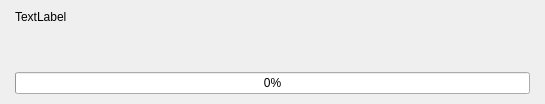
This is Editor/Dialogs/dialogprogress.ui in RPG-Paper-Maker/RPG-Paper-Maker as Qt 5 draws it before an edit. The edited form follows.
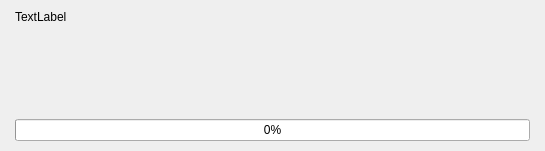
This is the edited form.

```diff
--- a/Editor/Dialogs/dialogprogress.ui
+++ b/Editor/Dialogs/dialogprogress.ui
@@ -10,7 +10,7 @@
     <x>0</x>
     <y>0</y>
     <width>545</width>
-    <height>104</height>
+    <height>151</height>
    </rect>
   </property>
   <property name="windowTitle">
```
